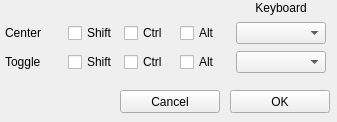
opentrack/opentrack, file facetracknoir/ftnoir_keyboardshortcuts.ui: the form before one commit.
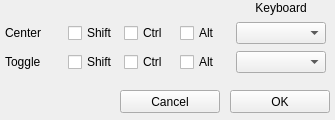
The form after the commit. Icons and pictures are not drawn.

Commit message: fix wrong colors

Patch:
```diff
--- a/facetracknoir/ftnoir_keyboardshortcuts.ui
+++ b/facetracknoir/ftnoir_keyboardshortcuts.ui
@@ -6,8 +6,8 @@
    <rect>
     <x>0</x>
     <y>0</y>
-    <width>337</width>
-    <height>122</height>
+    <width>335</width>
+    <height>120</height>
    </rect>
   </property>
   <property name="sizePolicy">
@@ -16,6 +16,43 @@
     <verstretch>0</verstretch>
    </sizepolicy>
   </property>
+  <property name="palette">
+   <palette>
+    <active>
+     <colorrole role="HighlightedText">
+      <brush brushstyle="SolidPattern">
+       <color alpha="255">
+        <red>255</red>
+        <green>255</green>
+        <blue>255</blue>
+       </color>
+      </brush>
+     </colorrole>
+    </active>
+    <inactive>
+     <colorrole role="HighlightedText">
+      <brush brushstyle="SolidPattern">
+       <color alpha="255">
+        <red>255</red>
+        <green>255</green>
+        <blue>255</blue>
+       </color>
+      </brush>
+     </colorrole>
+    </inactive>
+    <disabled>
+     <colorrole role="HighlightedText">
+      <brush brushstyle="SolidPattern">
+       <color alpha="255">
+        <red>141</red>
+        <green>143</green>
+        <blue>145</blue>
+       </color>
+      </brush>
+     </colorrole>
+    </disabled>
+   </palette>
+  </property>
   <property name="windowTitle">
    <string>FaceTrackNoIR Keyboard and Mouse shortcuts</string>
   </property>
@@ -91,7 +128,7 @@
     <string>OK</string>
    </property>
   </widget>
-  <widget class="QWidget" name="">
+  <widget class="QWidget" name="layoutWidget">
    <property name="geometry">
     <rect>
      <x>5</x>
```
